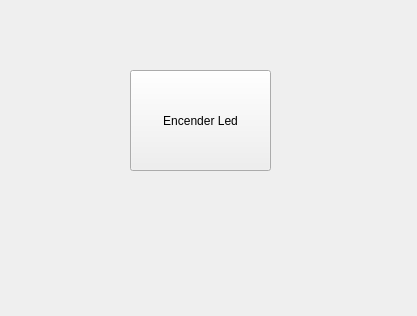
Old version of the form Python/MicroROS/microros_ws/src/blink_publisher_gui/blink_publisher_gui/gui/Window.ui in the repository j0z3ph/Vision.
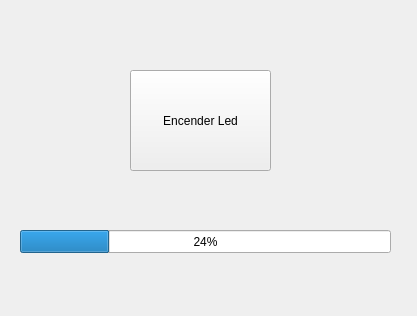
New version of the form.

Commit message: Added microros to read analog values from ESP32. Created a publisher and subscriber in ESP32

```diff
--- a/Python/MicroROS/microros_ws/src/blink_publisher_gui/blink_publisher_gui/gui/Window.ui
+++ b/Python/MicroROS/microros_ws/src/blink_publisher_gui/blink_publisher_gui/gui/Window.ui
@@ -27,6 +27,19 @@
      <string>Encender Led</string>
     </property>
    </widget>
+   <widget class="QProgressBar" name="progressBar">
+    <property name="geometry">
+     <rect>
+      <x>20</x>
+      <y>230</y>
+      <width>371</width>
+      <height>23</height>
+     </rect>
+    </property>
+    <property name="value">
+     <number>24</number>
+    </property>
+   </widget>
   </widget>
  </widget>
  <resources/>
```
The commit also changes 3 other files.
